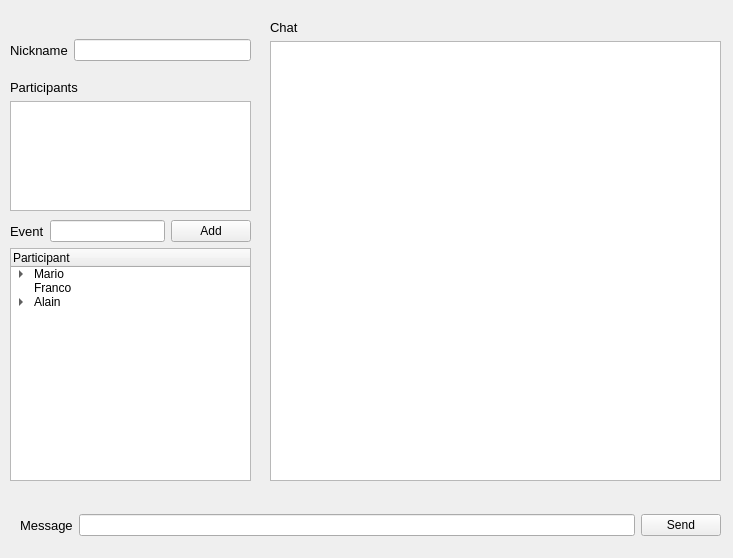
FrancoChiappori/qt-workshop, file IM/application-uic/im_form.ui: the form before one commit.
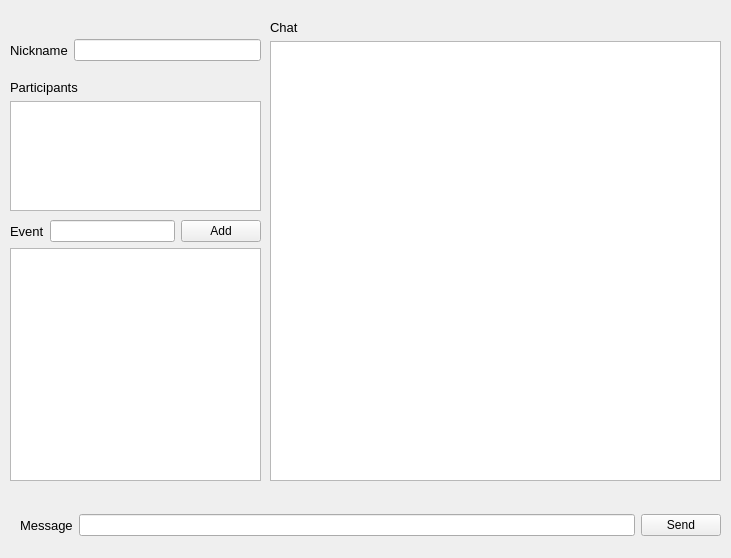
The form after the commit.

Commit message: Add support of adding event

```diff
--- a/IM/application-uic/im_form.ui
+++ b/IM/application-uic/im_form.ui
@@ -6,7 +6,7 @@
    <rect>
     <x>0</x>
     <y>0</y>
-    <width>733</width>
+    <width>731</width>
     <height>558</height>
    </rect>
   </property>
@@ -55,7 +55,7 @@
     <rect>
      <x>10</x>
      <y>30</y>
-     <width>241</width>
+     <width>251</width>
      <height>41</height>
     </rect>
    </property>
@@ -86,7 +86,7 @@
     <rect>
      <x>10</x>
      <y>80</y>
-     <width>241</width>
+     <width>251</width>
      <height>131</height>
     </rect>
    </property>
@@ -146,7 +146,7 @@
     <rect>
      <x>10</x>
      <y>220</y>
-     <width>241</width>
+     <width>251</width>
      <height>261</height>
     </rect>
    </property>
@@ -180,43 +180,7 @@
     <item>
      <layout class="QVBoxLayout" name="verticalLayout_4">
       <item>
-       <widget class="QTreeWidget" name="treeWidget">
-        <column>
-         <property name="text">
-          <string>Participant</string>
-         </property>
-        </column>
-        <item>
-         <property name="text">
-          <string>Mario</string>
-         </property>
-         <item>
-          <property name="text">
-           <string>Töggelä</string>
-          </property>
-         </item>
-        </item>
-        <item>
-         <property name="text">
-          <string>Franco</string>
-         </property>
-        </item>
-        <item>
-         <property name="text">
-          <string>Alain</string>
-         </property>
-         <item>
-          <property name="text">
-           <string>qt Workshop</string>
-          </property>
-         </item>
-         <item>
-          <property name="text">
-           <string>Bier</string>
-          </property>
-         </item>
-        </item>
-       </widget>
+       <widget class="QTreeView" name="EventTree"/>
       </item>
      </layout>
     </item>
```
Left out of the diff: 12 changed lines with no effect on the pictures. The commit also changes 5 other files.
